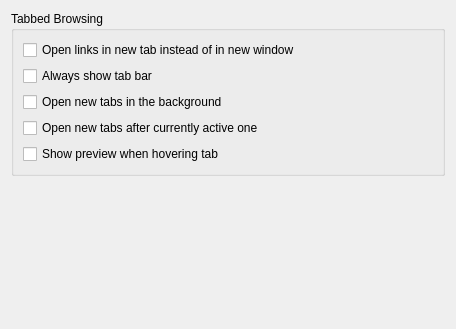
The window that src/settings/settings_tabs.ui (KDE/rekonq) describes before a commit, drawn with Qt 5.
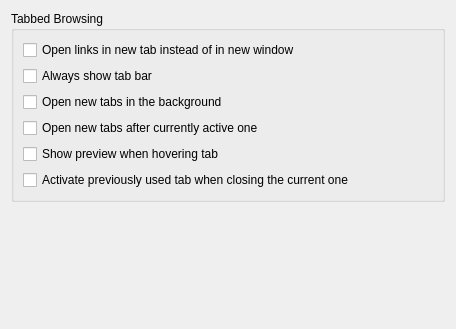
The same window after the commit.

Commit message: Ronny's patch about selecting previous tab if active one is closed

The edit to the form file:
```diff
--- a/src/settings/settings_tabs.ui
+++ b/src/settings/settings_tabs.ui
@@ -58,6 +58,16 @@
         </property>
        </widget>
       </item>
+      <item>
+       <widget class="QCheckBox" name="kcfg_closeTabSelectPrevious">
+        <property name="text">
+         <string>Activate previously used tab when closing the current one</string>
+        </property>
+        <property name="checked">
+         <bool>false</bool>
+        </property>
+       </widget>
+      </item>
      </layout>
     </widget>
    </item>
```
The commit also changes 2 other files.
